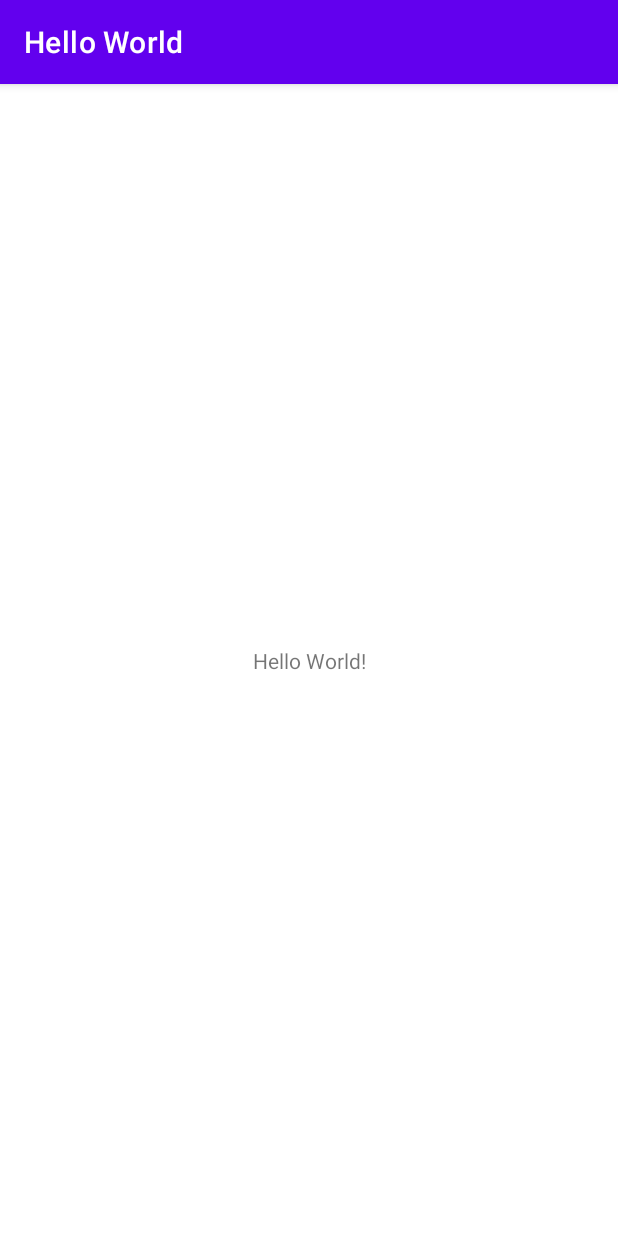
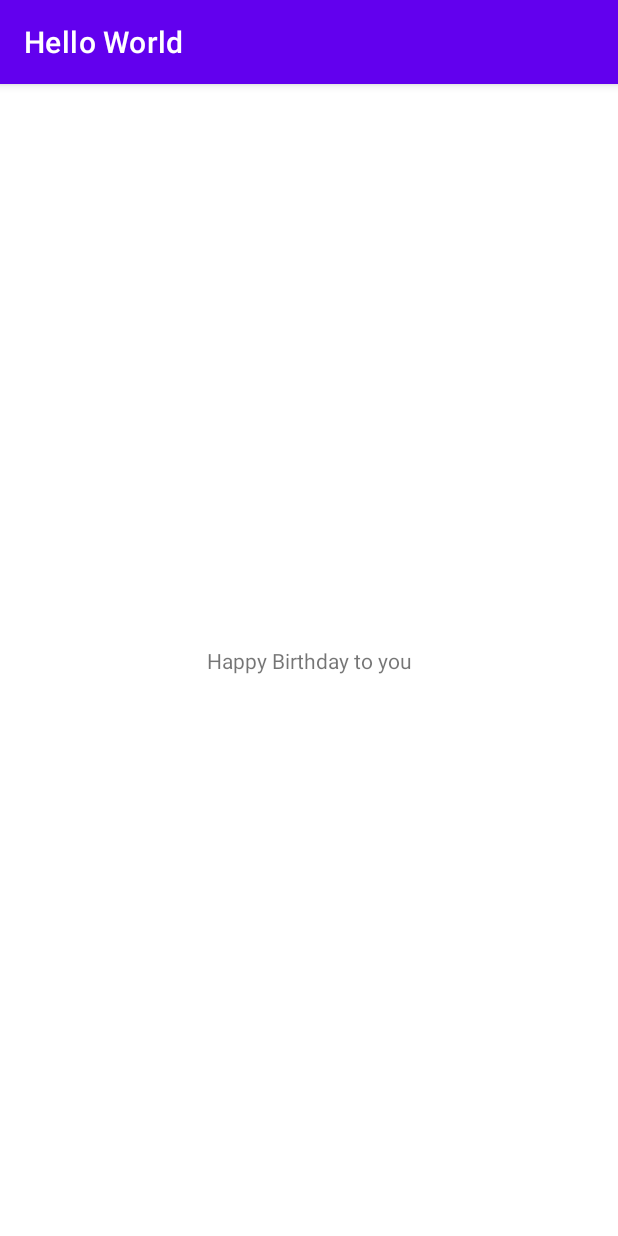
Before and after one commit to RahimGpl/DMA-HelloWorld, an Android app: the screen it shows after launch (MainActivity), on a phone screen of 412 x 824 dp. Run offline under Robolectric (Android 15) with nearby library versions, the phone set to English and light mode, and no system bars.

Commit message:
Third Commit

```diff
--- a/app/src/main/res/layout/activity_main.xml
+++ b/app/src/main/res/layout/activity_main.xml
@@ -9,7 +9,7 @@
     <TextView
         android:layout_width="wrap_content"
         android:layout_height="wrap_content"
-        android:text="Hello World!"
+        android:text="Happy Birthday to you"
         app:layout_constraintBottom_toBottomOf="parent"
         app:layout_constraintLeft_toLeftOf="parent"
         app:layout_constraintRight_toRightOf="parent"
```
Also changed, not shown: 2 other files.
